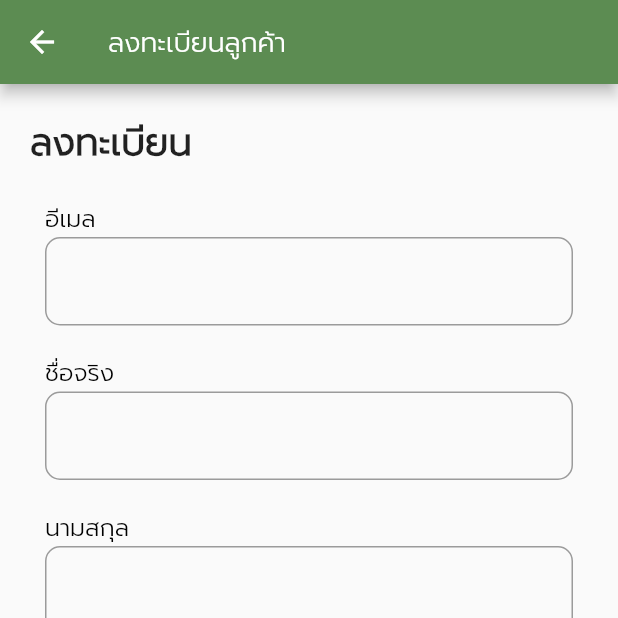
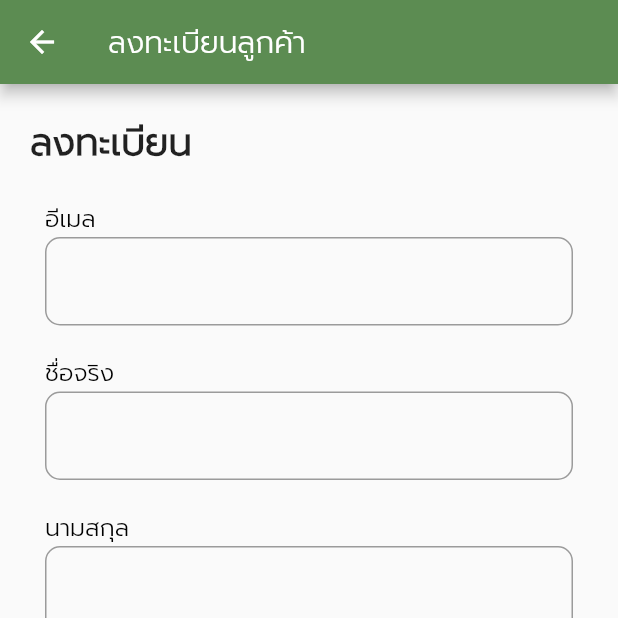
Before and after one commit to phoolego/pinto_customer_flutter, a Flutter app: the RegisterPage screen opened by its route, on a phone screen of 412 x 824 dp, the top half of it. Run offline on Flutter 3.47's test engine with Material 2 defaults, Android fonts, the phone set to English and light mode, and no system bars; our stand-ins replace dio, dropdown_search, flutter_secure_storage; accounts and stored records are empty.

Commit message:
[FIX] font size

```diff
--- a/lib/constant.dart
+++ b/lib/constant.dart
@@ -39,7 +39,7 @@ const kStatusCompleteTextColor = TextStyle(fontFamily: 'Prompt', fontSize: 16.0,
 const kStatusWaitingTextColor = TextStyle(fontFamily: 'Prompt', fontSize: 16.0, color: waitingDeepYellow);
 const kStatusNotCompleteTextColor = TextStyle(fontFamily: 'Prompt', fontSize: 16.0, color: notYetDeepRed);
 
-const kAppbarTextStyle = TextStyle(fontFamily: 'Prompt', fontSize: 18.0, color: deepWhite);
+const kAppbarTextStyle = TextStyle(fontFamily: 'Prompt', fontSize: 20.0, color: deepWhite);
 
 const kLoginHeadingTextStyle = TextStyle(
   fontFamily: 'Prompt',
```
